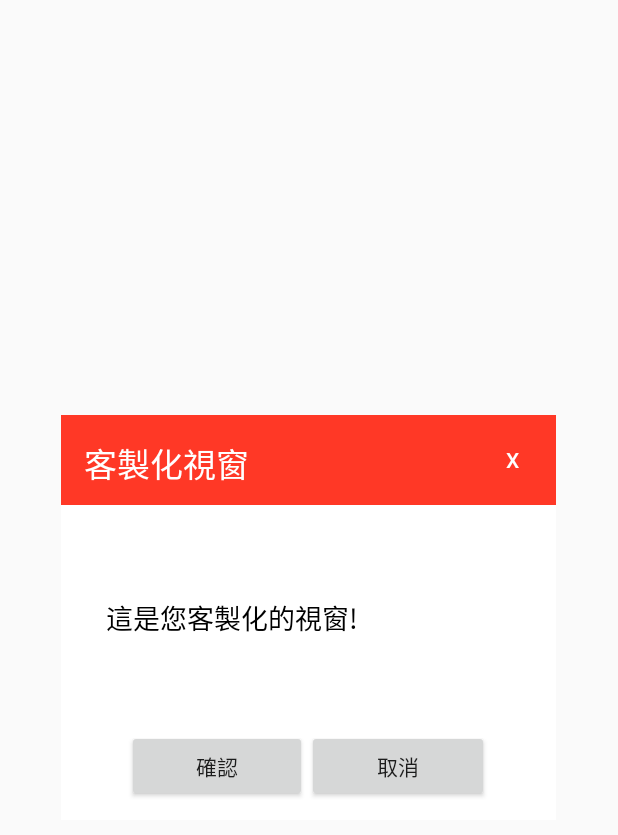
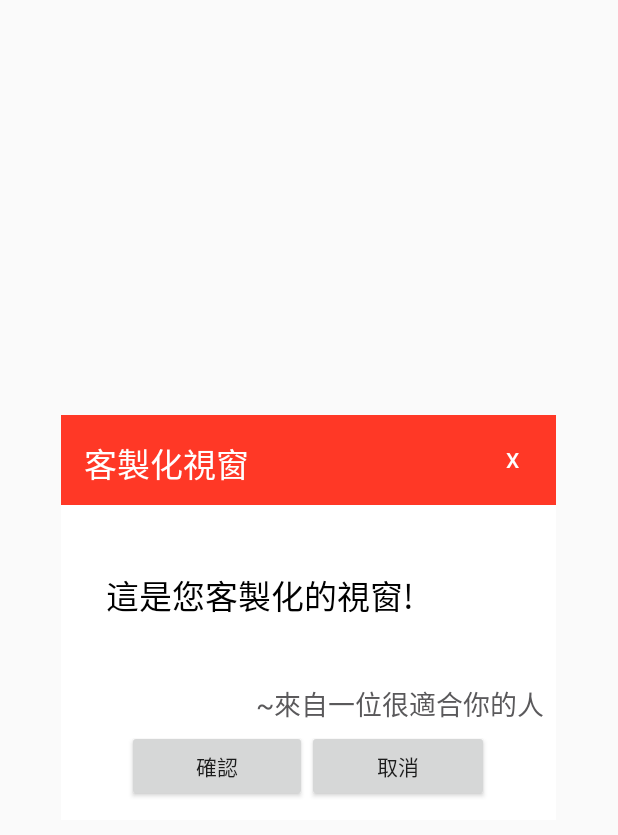
Before and after one commit to imo-ininder/MIS_Project_ATM, an Android app: the layout activity_custom_dialog.xml on its own in the app's theme, with its tools: preview values and no code run, on a phone screen of 412 x 824 dp. Shown: the top 835 px of the screen. Run offline under Robolectric (Android 15) with nearby library versions, the phone set to English and light mode, and no system bars.

```diff
--- a/app/src/main/java/com/attmm/admin/projectt/CustomDialogActivity.java
+++ b/app/src/main/java/com/attmm/admin/projectt/CustomDialogActivity.java
@@ -56,8 +56,9 @@ public class CustomDialogActivity extends Activity implements Constant {
 
         //get task information
         if(extras!= null){
-            text_title.setText(extras.get(DELIVER_TASK_TITLE).toString());
-            text_content.setText(extras.get(DELIVER_TASK_CONTENT).toString());
+            text_title.setText("A Tool Man");
+            text_content.setText("Hi~ 可以請你"+extras.get(DELIVER_TASK_TITLE).toString());
+            //extras.get(DELIVER_TASK_CONTENT).toString() 任務內容
         }
 
         btn_confirm.setOnClickListener(new View.OnClickListener() {
--- a/app/src/main/res/layout/activity_custom_dialog.xml
+++ b/app/src/main/res/layout/activity_custom_dialog.xml
@@ -47,19 +47,39 @@
                 android:textColor="@android:color/white"
                 android:layout_alignParentLeft="true"
                 android:layout_margin="5dp" />
+
         </RelativeLayout>
+
+        <LinearLayout
+            android:orientation="vertical"
+            android:layout_width="match_parent"
+            android:layout_height="150dp">
 
             <TextView
                 android:layout_width="match_parent"
-            android:layout_height="150dp"
-            android:textAppearance="?android:attr/textAppearanceMedium"
+                android:layout_height="120dp"
                 android:id="@+id/text_content"
                 android:text="這是您客製化的視窗!"
                 android:textColor="@android:color/black"
                 android:minHeight="100dp"
                 android:padding="30dp"
                 android:background="@android:color/white"
-            android:gravity="center_vertical" />
+                android:gravity="center_vertical"
+                android:textSize="@dimen/abc_text_size_large_material" />
+
+            <TextView
+                android:layout_width="match_parent"
+                android:layout_height="30dp"
+                android:text="~來自一位很適合你的人"
+                android:id="@+id/textView21"
+                android:gravity="right"
+                android:textSize="@dimen/abc_text_size_medium_material"
+                android:textColor="@color/button_material_dark"
+                android:paddingTop="4dp"
+                android:paddingRight="8dp"
+                android:paddingBottom="4dp"
+                android:textIsSelectable="true" />
+        </LinearLayout>
 
         <LinearLayout
             android:orientation="horizontal"
--- a/app/src/main/res/layout/activity_nfcpage.xml
+++ b/app/src/main/res/layout/activity_nfcpage.xml
@@ -20,5 +20,6 @@
         android:layout_gravity="center_horizontal"
         android:textColor="@color/button_material_dark"
         android:textAlignment="center"
-        android:textSize="@dimen/abc_text_size_large_material" />
+        android:textSize="@dimen/abc_text_size_large_material"
+        android:gravity="center_horizontal" />
 </LinearLayout>
```
Lines whose indentation alone changed are shown as unchanged.
